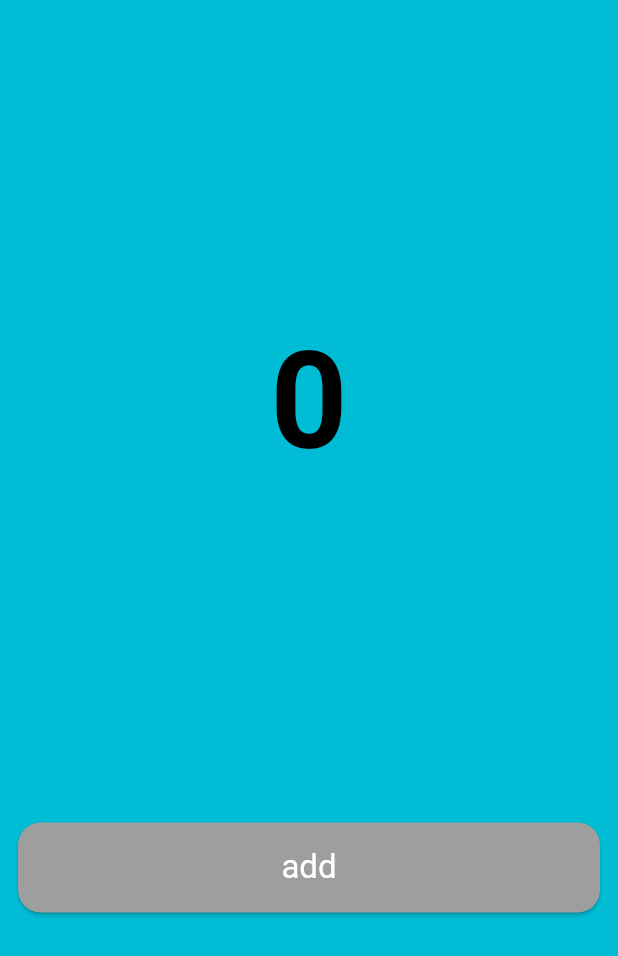
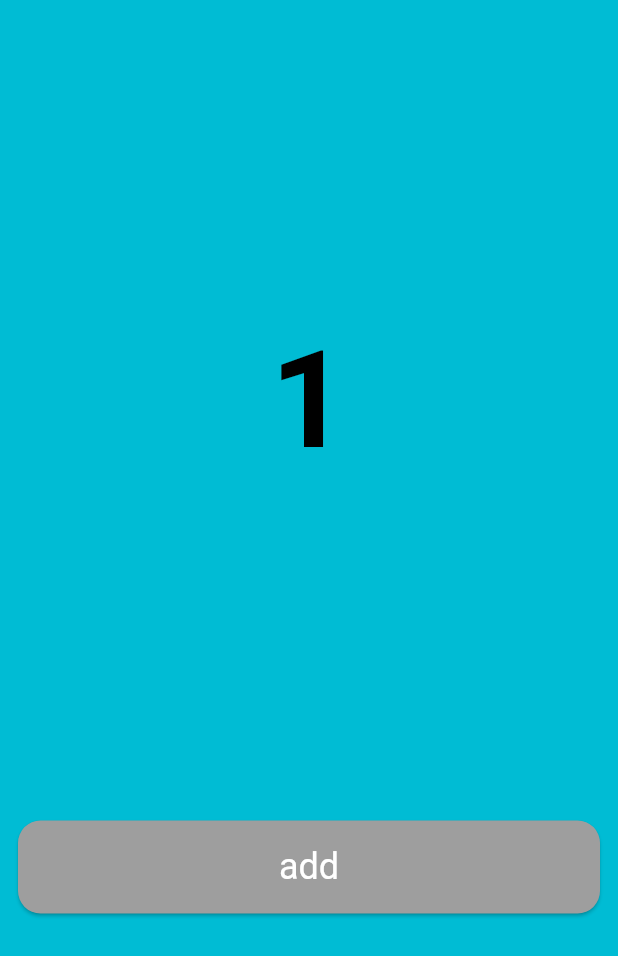
Before and after one commit to yahyaabdulaziz/noouh_task, a Flutter app: the screen it shows after launch, after a tap on "add", on a phone screen of 412 x 824 dp. Shown: the top 956 px of the screen. Run offline on Flutter 3.47's test engine with Material 3 defaults, Android fonts, the phone set to English and light mode, and no system bars.

```diff
--- /dev/null
+++ b/lib/ui/provider/task_provider.dart
@@ -0,0 +1,11 @@
+import 'package:flutter/material.dart';
+
+class TaskProvider extends ChangeNotifier {
+  int num = 0;
+
+  // implementation of adding number with notifyListener
+  void add() {
+    num++;
+    notifyListeners();
+  }
+}
--- a/lib/ui/views/home_page/home_page.dart
+++ b/lib/ui/views/home_page/home_page.dart
@@ -1,6 +1,8 @@
 import 'package:flutter/material.dart';
+import 'package:noouh_task/ui/provider/task_provider.dart';
 import 'package:noouh_task/ui/views/widgets/custom_button.dart';
 import 'package:noouh_task/ui/views/widgets/custom_text.dart';
+import 'package:provider/provider.dart';
 
 class HomePage extends StatefulWidget {
   static const String routeName = "HomePage";
@@ -16,13 +18,17 @@ class _HomePageState extends State<HomePage> {
   Widget build(BuildContext context) {
     return Scaffold(
       backgroundColor: Colors.cyan,
-      body: Column(
-        crossAxisAlignment: CrossAxisAlignment.stretch,
-        mainAxisAlignment: MainAxisAlignment.spaceEvenly,
-        children: [
-          CustomTextWidget(),
-          CustomButtonWidget(onPressed: () {}),
-        ],
+      // use scope of provider on this only....
+      body: ChangeNotifierProvider<TaskProvider>(
+        create: (_) => TaskProvider(),
+        child: const Column(
+          crossAxisAlignment: CrossAxisAlignment.stretch,
+          mainAxisAlignment: MainAxisAlignment.spaceEvenly,
+          children: [
+            CustomTextWidget(),
+            CustomButtonWidget(),
+          ],
+        ),
       ),
     );
   }
--- a/lib/ui/views/widgets/custom_button.dart
+++ b/lib/ui/views/widgets/custom_button.dart
@@ -1,26 +1,34 @@
 import 'package:flutter/material.dart';
+import 'package:noouh_task/ui/provider/task_provider.dart';
+import 'package:provider/provider.dart';
 
 class CustomButtonWidget extends StatelessWidget {
-  Function()? onPressed;
-
-  CustomButtonWidget({super.key, required this.onPressed});
+  const CustomButtonWidget({
+    super.key,
+  });
 
   @override
   Widget build(BuildContext context) {
+    final provider = Provider.of<TaskProvider>(context);
     return Container(
       margin: const EdgeInsets.all(12),
       child: ElevatedButton(
         style: ElevatedButton.styleFrom(
           backgroundColor: Colors.grey,
           padding: const EdgeInsets.symmetric(vertical: 16),
-          shape: RoundedRectangleBorder(borderRadius: BorderRadius.circular(15)),
+          shape:
+              RoundedRectangleBorder(borderRadius: BorderRadius.circular(15)),
         ),
-        onPressed: onPressed,
+        onPressed: () {
+          provider.add();
+          // testing the number is correct or not....
+          print(provider.num);
+        },
         child: Text("add",
             style: Theme.of(context)
                 .textTheme
                 .titleLarge
-                ?.copyWith(color: Colors.white)),
+                ?.copyWith(color: Colors.white, fontSize: 24)),
       ),
     );
   }
--- a/lib/ui/views/widgets/custom_text.dart
+++ b/lib/ui/views/widgets/custom_text.dart
@@ -1,15 +1,16 @@
 import 'package:flutter/material.dart';
+import 'package:noouh_task/ui/provider/task_provider.dart';
+import 'package:provider/provider.dart';
 
 class CustomTextWidget extends StatelessWidget {
-  int num = 0;
-
-  CustomTextWidget({super.key});
+  const CustomTextWidget({super.key});
 
   @override
   Widget build(BuildContext context) {
+    final number = Provider.of<TaskProvider>(context).num;
     return Center(
       child: Text(
-        "$num",
+        "$number",
         style: const TextStyle(
           color: Colors.black,
           fontSize: 90,
--- a/pubspec.yaml
+++ b/pubspec.yaml
@@ -35,6 +35,8 @@ dependencies:
   # The following adds the Cupertino Icons font to your application.
   # Use with the CupertinoIcons class for iOS style icons.
   cupertino_icons: ^1.0.2
+  provider: ^6.1.2
+
 
 dev_dependencies:
   flutter_test:
```
Also changed, not shown: pubspec.lock.
